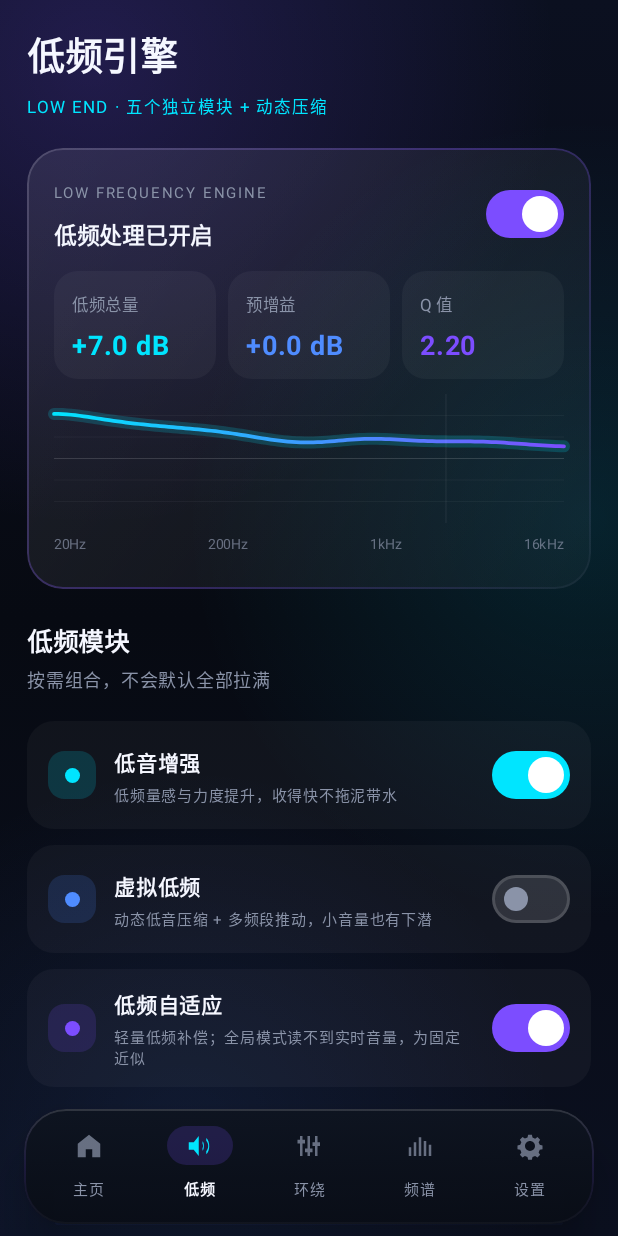
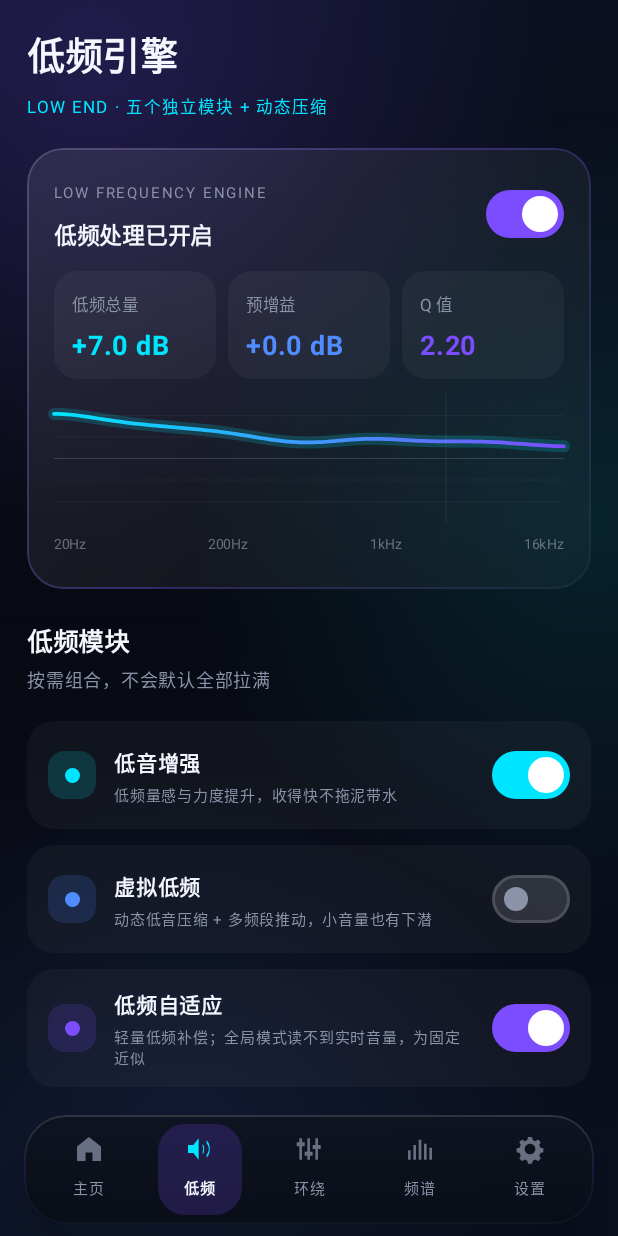
Before and after one commit to TWJINBUG/bass-engine, an Android app built with Jetpack Compose: the screen it shows after launch (MainActivity), after a tap on "低频", on a phone screen of 412 x 824 dp. Run offline under Robolectric (Android 15) with nearby library versions, the phone set to English and light mode, and no system bars.

Commit message:
UI: nav pill wraps icon and label, balanced spacing

```diff
--- a/android/app/src/main/java/com/bassengine/control/ui/BassEngineRoot.kt
+++ b/android/app/src/main/java/com/bassengine/control/ui/BassEngineRoot.kt
@@ -1,7 +1,6 @@
 package com.bassengine.control.ui
 
 import androidx.compose.animation.animateColorAsState
-import androidx.compose.animation.core.animateFloatAsState
 import androidx.compose.foundation.background
 import androidx.compose.foundation.border
 import androidx.compose.foundation.interaction.MutableInteractionSource
@@ -150,40 +149,37 @@ private fun EngineNavBar(selected: Int, onSelect: (Int) -> Unit) {
                 if (active) p.text else p.muted,
                 label = "navLabel"
             )
-            val pill by animateFloatAsState(if (active) 1f else 0f, label = "navPill")
+            val pillColor by animateColorAsState(
+                if (active) p.accent2.copy(alpha = 0.20f) else Color.Transparent,
+                label = "navPill"
+            )
+            Box(Modifier.weight(1f), contentAlignment = Alignment.Center) {
                 Column(
                     Modifier
-                    .weight(1f)
-                    .clip(RoundedCornerShape(20.dp))
+                        .clip(RoundedCornerShape(18.dp))
+                        .background(pillColor)
                         .clickable(
                             interactionSource = remember { MutableInteractionSource() },
                             indication = null
                         ) { onSelect(index) }
-                    .padding(vertical = 5.dp),
+                        .padding(horizontal = 17.dp, vertical = 6.dp),
                     horizontalAlignment = Alignment.CenterHorizontally
                 ) {
-                Box(contentAlignment = Alignment.Center) {
-                    Box(
-                        Modifier
-                            .size(width = 44.dp, height = 26.dp)
-                            .clip(RoundedCornerShape(13.dp))
-                            .background(p.accent2.copy(alpha = 0.18f * pill))
-                    )
                     Icon(
                         painter = painterResource(item.icon),
                         contentDescription = item.label,
                         tint = tint,
-                        modifier = Modifier.size(20.dp)
+                        modifier = Modifier.size(21.dp)
                     )
-                }
                     Text(
                         item.label,
                         color = labelColor,
                         fontSize = 10.sp,
                         fontWeight = if (active) FontWeight.SemiBold else FontWeight.Medium,
-                    modifier = Modifier.padding(top = 4.dp)
+                        modifier = Modifier.padding(top = 3.dp)
                     )
                 }
             }
         }
     }
+}
```
Also changed, not shown: 1 other file. Lines whose indentation alone changed are shown as unchanged.
